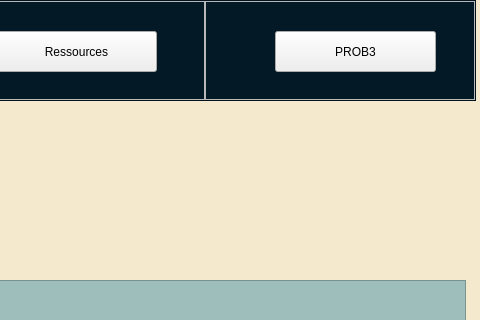
This is TestUI.ui in FkihMehdi/Linear-Programing-Gurobi as Qt 5 draws it before an edit; both pictures show x 335 to 815 and y 0 to 320 of the 815 by 678 pixel window. The edited form follows.
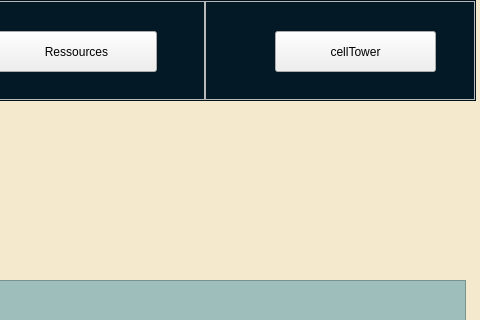
This is the edited form. The open tabs and pages were chosen to show the change.

Commit message: add some action on buttons

Diff of the .ui file:
```diff
--- a/TestUI.ui
+++ b/TestUI.ui
@@ -559,7 +559,7 @@
          </rect>
         </property>
         <property name="text">
-         <string>PROB3</string>
+         <string>cellTower</string>
         </property>
        </widget>
       </widget>
```
Left out of the diff: 4 changed lines with no effect on the pictures. The commit also changes 1 other file.
